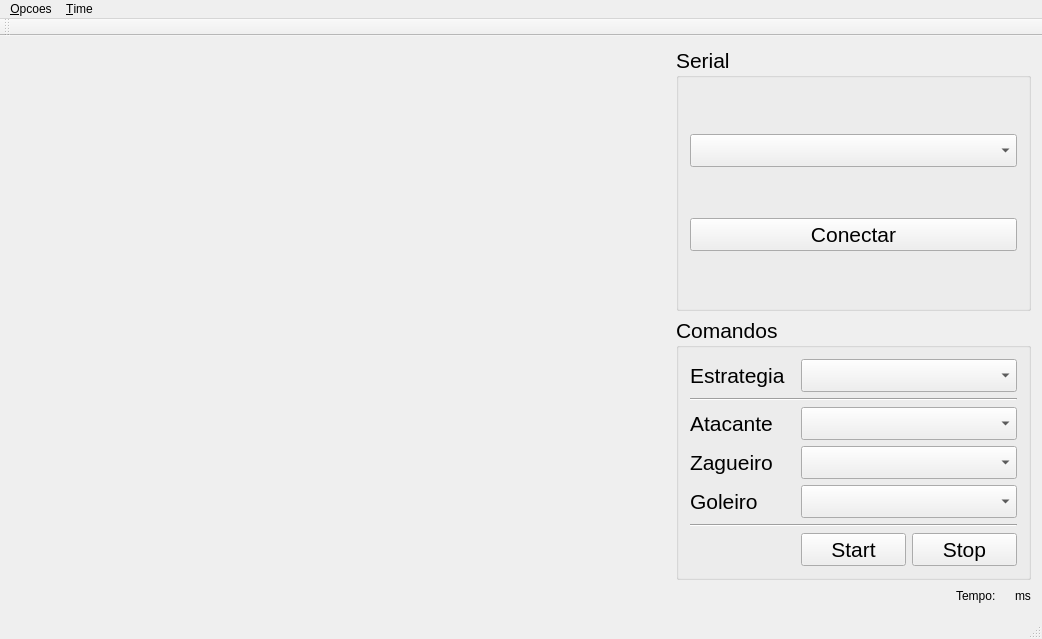
ufpbbots/ufpbbots, file Sistema de visão e controle  - código/mainwindow.ui: the form before one commit.
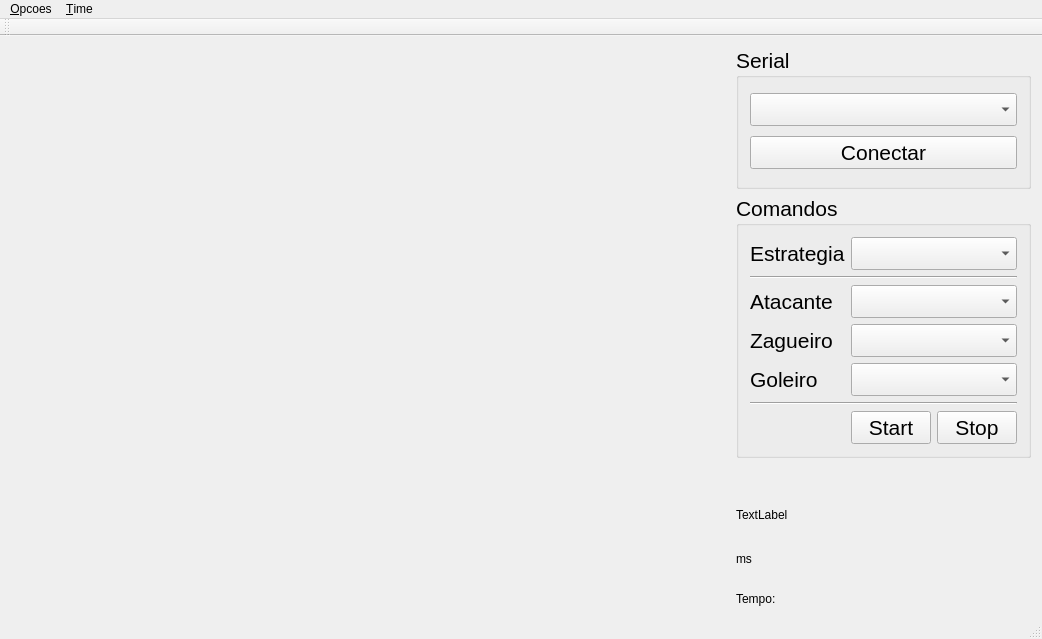
The form after the commit. Icons and pictures are not drawn.

The edit to the form file:
```diff
--- a/Sistema de visão e controle  - código/mainwindow.ui
+++ b/Sistema de visão e controle  - código/mainwindow.ui
@@ -151,7 +151,7 @@
        </widget>
       </item>
       <item>
-       <layout class="QHBoxLayout" name="horizontalLayout">
+       <layout class="QVBoxLayout" name="verticalLayout_3">
         <item>
          <spacer name="horizontalSpacer">
           <property name="orientation">
@@ -169,21 +169,22 @@
          </spacer>
         </item>
         <item>
-         <widget class="QLabel" name="Tempo">
+         <widget class="QLabel" name="label_5">
+          <property name="text">
+           <string>TextLabel</string>
+          </property>
+         </widget>
+        </item>
+        <item>
+         <widget class="QLabel" name="Tempoms">
           <property name="sizePolicy">
            <sizepolicy hsizetype="Preferred" vsizetype="Fixed">
             <horstretch>0</horstretch>
             <verstretch>0</verstretch>
            </sizepolicy>
           </property>
-          <property name="maximumSize">
-           <size>
-            <width>40</width>
-            <height>16777215</height>
-           </size>
-          </property>
           <property name="text">
-           <string>Tempo:</string>
+           <string>ms</string>
           </property>
          </widget>
         </item>
@@ -207,15 +208,21 @@
          </widget>
         </item>
         <item>
-         <widget class="QLabel" name="Tempoms">
+         <widget class="QLabel" name="Tempo">
           <property name="sizePolicy">
            <sizepolicy hsizetype="Preferred" vsizetype="Fixed">
             <horstretch>0</horstretch>
             <verstretch>0</verstretch>
            </sizepolicy>
           </property>
+          <property name="maximumSize">
+           <size>
+            <width>40</width>
+            <height>16777215</height>
+           </size>
+          </property>
           <property name="text">
-           <string>ms</string>
+           <string>Tempo:</string>
           </property>
          </widget>
         </item>
```
Left out of the diff: 6 changed lines with no effect on the pictures.
